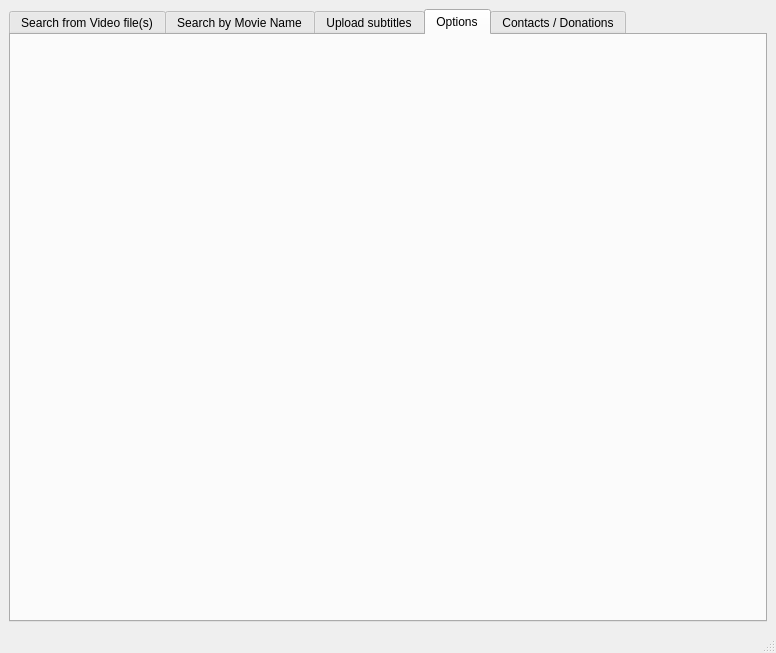
The window that gui/main.ui (mamboitaliano21/subdownloader) describes before a commit, drawn with Qt 5.
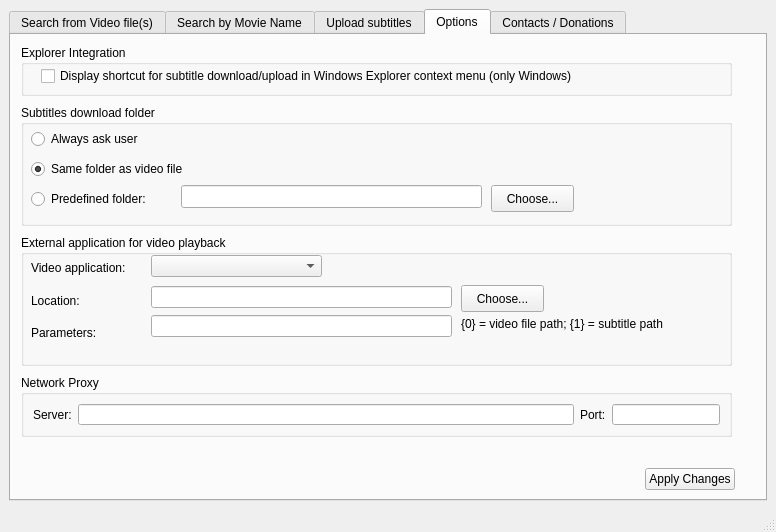
The same window after the commit. The open tabs and pages were chosen to show the change. Icons and pictures are not drawn. Custom widgets are drawn as their Qt base class.

Diff of the .ui file:
```diff
--- a/gui/main.ui
+++ b/gui/main.ui
@@ -6,7 +6,7 @@
     <x>0</x>
     <y>0</y>
     <width>776</width>
-    <height>653</height>
+    <height>532</height>
    </rect>
   </property>
   <property name="windowTitle" >
@@ -726,6 +726,296 @@
        <attribute name="title" >
         <string>Options</string>
        </attribute>
+       <widget class="QGroupBox" name="groupBox_3" >
+        <property name="geometry" >
+         <rect>
+          <x>10</x>
+          <y>10</y>
+          <width>711</width>
+          <height>51</height>
+         </rect>
+        </property>
+        <property name="sizePolicy" >
+         <sizepolicy vsizetype="Minimum" hsizetype="Expanding" >
+          <horstretch>0</horstretch>
+          <verstretch>0</verstretch>
+         </sizepolicy>
+        </property>
+        <property name="title" >
+         <string>Explorer Integration</string>
+        </property>
+        <widget class="QCheckBox" name="checkBox" >
+         <property name="geometry" >
+          <rect>
+           <x>20</x>
+           <y>20</y>
+           <width>621</width>
+           <height>22</height>
+          </rect>
+         </property>
+         <property name="sizePolicy" >
+          <sizepolicy vsizetype="Fixed" hsizetype="Maximum" >
+           <horstretch>0</horstretch>
+           <verstretch>0</verstretch>
+          </sizepolicy>
+         </property>
+         <property name="text" >
+          <string>Display shortcut for subtitle download/upload in Windows Explorer context menu (only Windows)</string>
+         </property>
+        </widget>
+       </widget>
+       <widget class="QGroupBox" name="groupBox_5" >
+        <property name="geometry" >
+         <rect>
+          <x>10</x>
+          <y>70</y>
+          <width>711</width>
+          <height>121</height>
+         </rect>
+        </property>
+        <property name="sizePolicy" >
+         <sizepolicy vsizetype="Preferred" hsizetype="Fixed" >
+          <horstretch>0</horstretch>
+          <verstretch>0</verstretch>
+         </sizepolicy>
+        </property>
+        <property name="title" >
+         <string>Subtitles download folder</string>
+        </property>
+        <widget class="QPushButton" name="pushButton_3" >
+         <property name="geometry" >
+          <rect>
+           <x>470</x>
+           <y>80</y>
+           <width>83</width>
+           <height>27</height>
+          </rect>
+         </property>
+         <property name="text" >
+          <string>Choose...</string>
+         </property>
+        </widget>
+        <widget class="QLineEdit" name="lineEdit_6" >
+         <property name="geometry" >
+          <rect>
+           <x>160</x>
+           <y>80</y>
+           <width>301</width>
+           <height>23</height>
+          </rect>
+         </property>
+        </widget>
+        <widget class="QWidget" name="" >
+         <property name="geometry" >
+          <rect>
+           <x>10</x>
+           <y>20</y>
+           <width>179</width>
+           <height>91</height>
+          </rect>
+         </property>
+         <layout class="QVBoxLayout" >
+          <item>
+           <widget class="QRadioButton" name="radioButton" >
+            <property name="text" >
+             <string>Always ask user</string>
+            </property>
+           </widget>
+          </item>
+          <item>
+           <widget class="QRadioButton" name="radioButton_2" >
+            <property name="text" >
+             <string>Same folder as video file</string>
+            </property>
+            <property name="checked" >
+             <bool>true</bool>
+            </property>
+           </widget>
+          </item>
+          <item>
+           <widget class="QRadioButton" name="radioButton_3" >
+            <property name="text" >
+             <string>Predefined folder:</string>
+            </property>
+           </widget>
+          </item>
+         </layout>
+        </widget>
+       </widget>
+       <widget class="QGroupBox" name="groupBox_6" >
+        <property name="geometry" >
+         <rect>
+          <x>10</x>
+          <y>200</y>
+          <width>711</width>
+          <height>131</height>
+         </rect>
+        </property>
+        <property name="title" >
+         <string>External application for video playback</string>
+        </property>
+        <widget class="QComboBox" name="comboBox_2" >
+         <property name="geometry" >
+          <rect>
+           <x>130</x>
+           <y>20</y>
+           <width>171</width>
+           <height>22</height>
+          </rect>
+         </property>
+        </widget>
+        <widget class="QPushButton" name="pushButton" >
+         <property name="geometry" >
+          <rect>
+           <x>440</x>
+           <y>50</y>
+           <width>83</width>
+           <height>27</height>
+          </rect>
+         </property>
+         <property name="text" >
+          <string>Choose...</string>
+         </property>
+        </widget>
+        <widget class="QLabel" name="label_18" >
+         <property name="geometry" >
+          <rect>
+           <x>440</x>
+           <y>80</y>
+           <width>260</width>
+           <height>18</height>
+          </rect>
+         </property>
+         <property name="text" >
+          <string>{0} = video file path; {1} = subtitle path</string>
+         </property>
+        </widget>
+        <widget class="QWidget" name="" >
+         <property name="geometry" >
+          <rect>
+           <x>10</x>
+           <y>20</y>
+           <width>114</width>
+           <height>91</height>
+          </rect>
+         </property>
+         <layout class="QVBoxLayout" >
+          <item>
+           <widget class="QLabel" name="label_15" >
+            <property name="text" >
+             <string>Video application:</string>
+            </property>
+           </widget>
+          </item>
+          <item>
+           <widget class="QLabel" name="label_16" >
+            <property name="text" >
+             <string>Location:</string>
+            </property>
+           </widget>
+          </item>
+          <item>
+           <widget class="QLabel" name="label_17" >
+            <property name="text" >
+             <string>Parameters:</string>
+            </property>
+           </widget>
+          </item>
+         </layout>
+        </widget>
+        <widget class="QWidget" name="" >
+         <property name="geometry" >
+          <rect>
+           <x>130</x>
+           <y>50</y>
+           <width>301</width>
+           <height>55</height>
+          </rect>
+         </property>
+         <layout class="QVBoxLayout" >
+          <item>
+           <widget class="QLineEdit" name="lineEdit_4" />
+          </item>
+          <item>
+           <widget class="QLineEdit" name="lineEdit_5" />
+          </item>
+         </layout>
+        </widget>
+       </widget>
+       <widget class="QGroupBox" name="groupBox_7" >
+        <property name="geometry" >
+         <rect>
+          <x>10</x>
+          <y>340</y>
+          <width>711</width>
+          <height>62</height>
+         </rect>
+        </property>
+        <property name="title" >
+         <string>Network Proxy</string>
+        </property>
+        <layout class="QHBoxLayout" >
+         <item>
+          <widget class="QLabel" name="label_13" >
+           <property name="text" >
+            <string>Server:</string>
+           </property>
+          </widget>
+         </item>
+         <item>
+          <widget class="QLineEdit" name="lineEdit" />
+         </item>
+         <item>
+          <widget class="QLabel" name="label_14" >
+           <property name="text" >
+            <string>Port:</string>
+           </property>
+          </widget>
+         </item>
+         <item>
+          <widget class="QLineEdit" name="lineEdit_3" >
+           <property name="sizePolicy" >
+            <sizepolicy vsizetype="Fixed" hsizetype="Fixed" >
+             <horstretch>0</horstretch>
+             <verstretch>0</verstretch>
+            </sizepolicy>
+           </property>
+          </widget>
+         </item>
+        </layout>
+       </widget>
+       <widget class="QWidget" name="" >
+        <property name="geometry" >
+         <rect>
+          <x>23</x>
+          <y>430</y>
+          <width>701</width>
+          <height>29</height>
+         </rect>
+        </property>
+        <layout class="QHBoxLayout" >
+         <item>
+          <spacer>
+           <property name="orientation" >
+            <enum>Qt::Horizontal</enum>
+           </property>
+           <property name="sizeHint" >
+            <size>
+             <width>40</width>
+             <height>20</height>
+            </size>
+           </property>
+          </spacer>
+         </item>
+         <item>
+          <widget class="QPushButton" name="pushButton_5" >
+           <property name="text" >
+            <string>Apply Changes</string>
+           </property>
+          </widget>
+         </item>
+        </layout>
+       </widget>
       </widget>
       <widget class="QWidget" name="tab_2" >
        <attribute name="title" >
```
Left out of the diff: 33 changed lines with no effect on the pictures.
